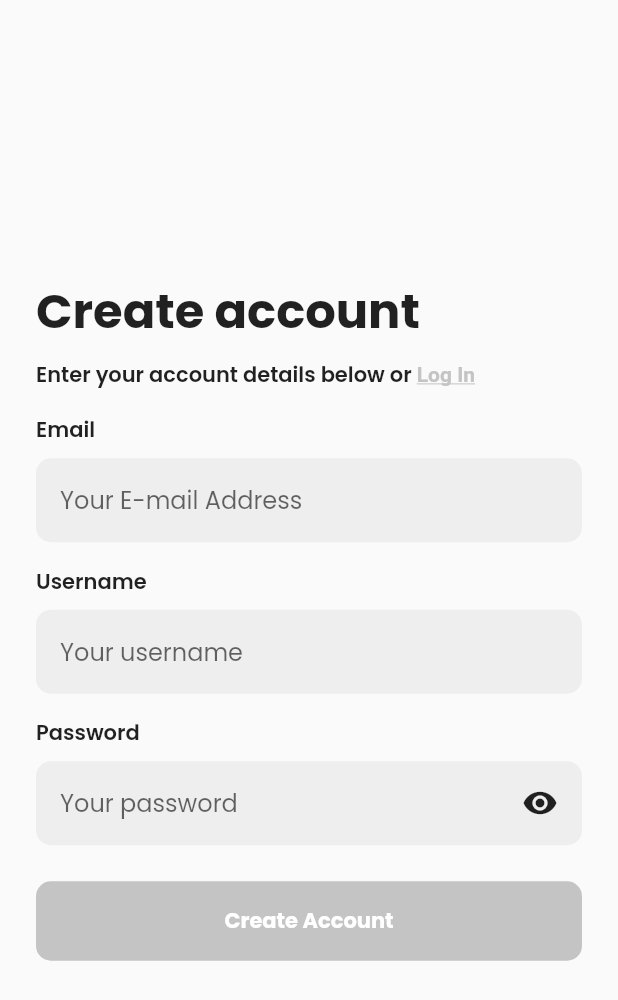
After one commit to yashagozwan/discussin-mobile, a Flutter app: the SignUpScreen screen opened directly, on a phone screen of 412 x 824 dp. The commit adds this screen. Shown: the top 1000 px of the screen. Run offline on Flutter 3.47's test engine with Material 2 defaults, Android fonts, the phone set to English and light mode, and no system bars; our stand-ins replace flutter_riverpod.

Commit message:
create sign up screen

```diff
--- a/lib/src/app.dart
+++ b/lib/src/app.dart
@@ -6,8 +6,12 @@ class App extends StatelessWidget {
 
   @override
   Widget build(BuildContext context) {
-    return const MaterialApp(
-      home: SignInScreen(),
+    return MaterialApp(
+      debugShowCheckedModeBanner: false,
+      theme: ThemeData(
+        fontFamily: 'Poppins',
+      ),
+      home: const SignInScreen(),
     );
   }
 }
--- a/lib/src/screen/sign_in/sign_in_screen.dart
+++ b/lib/src/screen/sign_in/sign_in_screen.dart
@@ -1,3 +1,4 @@
+import 'package:discussin_mobile/src/screen/sign_up/sign_up_screen.dart';
 import 'package:discussin_mobile/src/widget/elevated_button_pro.dart';
 import 'package:flutter/gestures.dart';
 import 'package:flutter/material.dart';
@@ -88,7 +89,17 @@ class _SignInScreenState extends ConsumerState<SignInScreen> {
                     TextSpan(text: "Don't have account?", children: [
                       TextSpan(
                         text: " Sign Up",
-                        recognizer: TapGestureRecognizer()..onTap = () {},
+                        recognizer: TapGestureRecognizer()
+                          ..onTap = () {
+                            Navigator.push(
+                              context,
+                              MaterialPageRoute(
+                                builder: (context) {
+                                  return const SignUpScreen();
+                                },
+                              ),
+                            );
+                          },
                         style: const TextStyle(fontWeight: FontWeight.w600),
                       ),
                     ]),
--- /dev/null
+++ b/lib/src/screen/sign_up/sign_up_screen.dart
@@ -0,0 +1,142 @@
+import 'package:discussin_mobile/src/screen/sign_up/widget/text_field_password.dart';
+import 'package:discussin_mobile/src/screen/sign_up/widget/text_form_field_pro.dart';
+import 'package:discussin_mobile/src/widget/text_pro.dart';
+import 'package:flutter/gestures.dart';
+import 'package:flutter/material.dart';
+import 'package:flutter_riverpod/flutter_riverpod.dart';
+
+class SignUpScreen extends ConsumerStatefulWidget {
+  const SignUpScreen({super.key});
+
+  @override
+  ConsumerState<ConsumerStatefulWidget> createState() {
+    return _SignUpScreenState();
+  }
+}
+
+class _SignUpScreenState extends ConsumerState<SignUpScreen> {
+  final _usernameController = TextEditingController();
+  final _emailController = TextEditingController();
+  final _passwordController = TextEditingController();
+
+  @override
+  void dispose() {
+    super.dispose();
+    _usernameController.dispose();
+    _emailController.dispose();
+    _passwordController.dispose();
+  }
+
+  @override
+  Widget build(BuildContext context) {
+    return Scaffold(
+      body: Form(
+        child: Center(
+          child: SingleChildScrollView(
+            padding: const EdgeInsets.all(24),
+            child: Column(
+              mainAxisSize: MainAxisSize.min,
+              crossAxisAlignment: CrossAxisAlignment.stretch,
+              mainAxisAlignment: MainAxisAlignment.center,
+              children: [
+                _title(),
+                const SizedBox(height: 16),
+                _buildFields(),
+              ],
+            ),
+          ),
+        ),
+      ),
+    );
+  }
+
+  Widget _title() {
+    return Column(
+      crossAxisAlignment: CrossAxisAlignment.start,
+      mainAxisSize: MainAxisSize.min,
+      children: [
+        const TextPro(
+          'Create account',
+          fontWeight: FontWeight.w700,
+          fontSize: 32,
+        ),
+        const SizedBox(height: 8),
+        Text.rich(
+          TextSpan(
+            text: 'Enter your account details below or ',
+            children: [
+              TextSpan(
+                text: 'Log In',
+                recognizer: TapGestureRecognizer()
+                  ..onTap = () {
+                    Navigator.pop(context);
+                  },
+                style: const TextStyle(
+                  color: Color(0xffc4c4c4),
+                  decoration: TextDecoration.underline,
+                ),
+              ),
+            ],
+          ),
+          style: const TextStyle(
+            fontWeight: FontWeight.w600,
+          ),
+        ),
+      ],
+    );
+  }
+
+  Widget _buildFields() {
+    return Column(
+      mainAxisSize: MainAxisSize.min,
+      crossAxisAlignment: CrossAxisAlignment.stretch,
+      children: [
+        const TextPro(
+          'Email',
+          fontWeight: FontWeight.w600,
+        ),
+        const SizedBox(height: 8),
+        TextFormFieldPro(
+          controller: _usernameController,
+          hintText: 'Your E-mail Address',
+        ),
+        const SizedBox(height: 16),
+        const TextPro(
+          'Username',
+          fontWeight: FontWeight.w600,
+        ),
+        const SizedBox(height: 8),
+        TextFormFieldPro(
+          controller: _usernameController,
+          hintText: 'Your username',
+        ),
+        const SizedBox(height: 16),
+        const TextPro(
+          'Password',
+          fontWeight: FontWeight.w600,
+        ),
+        const SizedBox(height: 8),
+        TextFieldPassword(
+          controller: _passwordController,
+          hintText: 'Your password',
+        ),
+        const SizedBox(height: 24),
+        ElevatedButton(
+          onPressed: () {},
+          style: ElevatedButton.styleFrom(
+            backgroundColor: const Color(0xffc4c4c4),
+            padding: const EdgeInsets.symmetric(vertical: 16),
+            shape: RoundedRectangleBorder(
+              borderRadius: BorderRadius.circular(10),
+            ),
+            elevation: 0,
+          ),
+          child: const TextPro(
+            'Create Account',
+            fontWeight: FontWeight.w700,
+          ),
+        ),
+      ],
+    );
+  }
+}
--- /dev/null
+++ b/lib/src/screen/sign_up/widget/text_field_password.dart
@@ -0,0 +1,53 @@
+import 'package:flutter/material.dart';
+
+class TextFieldPassword extends StatefulWidget {
+  final TextEditingController? controller;
+  final String? hintText;
+
+  const TextFieldPassword({
+    super.key,
+    this.controller,
+    this.hintText,
+  });
+
+  @override
+  State<TextFieldPassword> createState() => _TextFieldPasswordState();
+}
+
+class _TextFieldPasswordState extends State<TextFieldPassword> {
+  bool isVisible = true;
+
+  @override
+  Widget build(BuildContext context) {
+    return Container(
+      padding: const EdgeInsets.symmetric(
+        vertical: 8,
+        horizontal: 16,
+      ),
+      decoration: BoxDecoration(
+        color: const Color(0xffadaaaa).withOpacity(0.15),
+        borderRadius: BorderRadius.circular(10),
+      ),
+      child: Row(
+        children: [
+          Flexible(
+            child: TextFormField(
+              obscureText: isVisible,
+              controller: widget.controller,
+              decoration: InputDecoration(
+                border: InputBorder.none,
+                isDense: true,
+                hintText: widget.hintText,
+              ),
+            ),
+          ),
+          const SizedBox(width: 8),
+          GestureDetector(
+            onTap: () => setState(() => isVisible = !isVisible),
+            child: Icon(isVisible ? Icons.visibility : Icons.visibility_off),
+          ),
+        ],
+      ),
+    );
+  }
+}
--- /dev/null
+++ b/lib/src/screen/sign_up/widget/text_form_field_pro.dart
@@ -0,0 +1,41 @@
+import 'package:flutter/material.dart';
+
+class TextFormFieldPro extends StatelessWidget {
+  final TextEditingController? controller;
+  final String? hintText;
+  final bool obscureText;
+
+  final String? Function(String? value)? validator;
+
+  const TextFormFieldPro({
+    super.key,
+    this.controller,
+    this.hintText,
+    this.obscureText = false,
+    this.validator,
+  });
+
+  @override
+  Widget build(BuildContext context) {
+    return Container(
+      padding: const EdgeInsets.symmetric(
+        vertical: 8,
+        horizontal: 16,
+      ),
+      decoration: BoxDecoration(
+        color: const Color(0xffadaaaa).withOpacity(0.15),
+        borderRadius: BorderRadius.circular(10),
+      ),
+      child: TextFormField(
+        obscureText: obscureText,
+        controller: controller,
+        decoration: InputDecoration(
+          border: InputBorder.none,
+          isDense: true,
+          hintText: hintText,
+        ),
+        validator: validator,
+      ),
+    );
+  }
+}
--- a/lib/src/widget/text_pro.dart
+++ b/lib/src/widget/text_pro.dart
@@ -2,14 +2,33 @@ import 'package:flutter/material.dart';
 
 class TextPro extends StatelessWidget {
   final String data;
+  final FontWeight? fontWeight;
+  final double? fontSize;
+  final TextAlign? textAlign;
+  final double? height;
+  final Color? color;
 
   const TextPro(
     this.data, {
     super.key,
+    this.fontWeight,
+    this.fontSize,
+    this.textAlign,
+    this.height,
+    this.color,
   });
 
   @override
   Widget build(BuildContext context) {
-    return Text(data);
+    return Text(
+      data,
+      textAlign: textAlign,
+      style: TextStyle(
+        fontSize: fontSize,
+        fontWeight: fontWeight,
+        height: height,
+        color: color,
+      ),
+    );
   }
 }
```
Also changed, not shown: pubspec.yaml (+12 -0 lines), assets/fonts/Poppins/Poppins-Black.ttf (added), assets/fonts/Poppins/Poppins-Bold.ttf (added), assets/fonts/Poppins/Poppins-ExtraBold.ttf (added), assets/fonts/Poppins/Poppins-ExtraLight.ttf (added), assets/fonts/Poppins/Poppins-Light.ttf (added), assets/fonts/Poppins/Poppins-Medium.ttf (added), assets/fonts/Poppins/Poppins-Regular.ttf (added), assets/fonts/Poppins/Poppins-SemiBold.ttf (added), assets/fonts/Poppins/Poppins-Thin.ttf (added).
